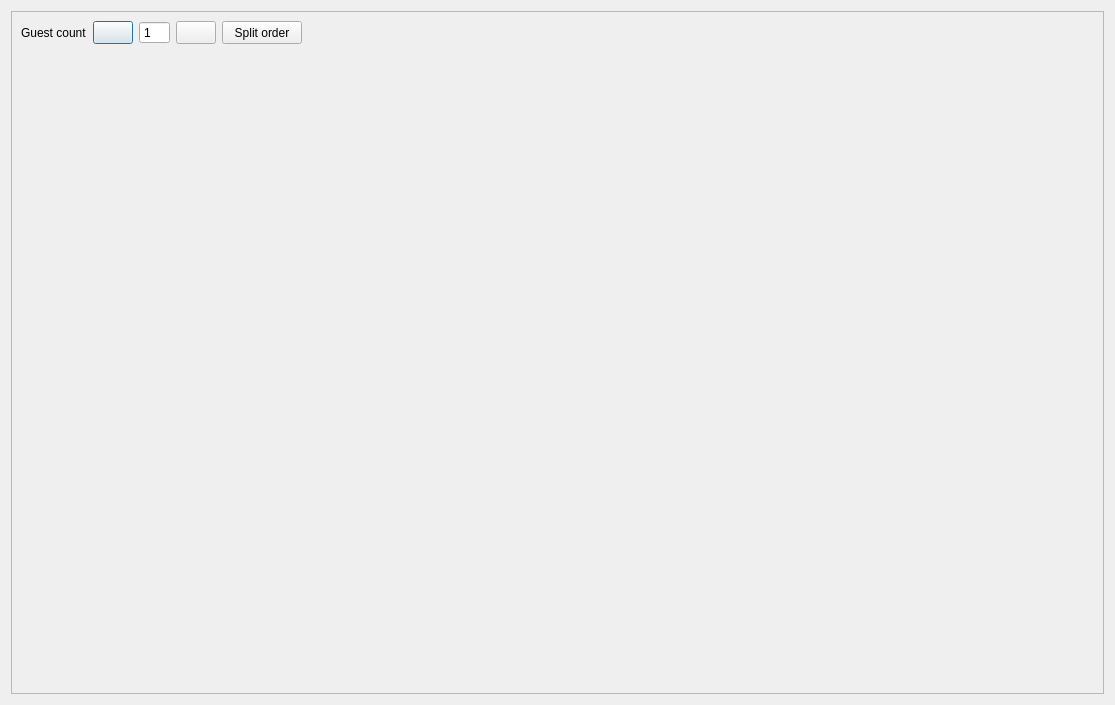
Qt form Waiter/dlgguests.ui (End1-1/Cafe5) before a commit.
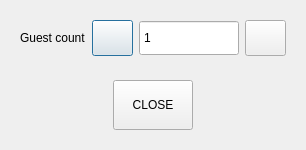
The same form after that commit. Icons and pictures are not drawn. Custom widgets are drawn as their Qt base class.

Patch:
```diff
--- a/Waiter/dlgguests.ui
+++ b/Waiter/dlgguests.ui
@@ -6,36 +6,21 @@
    <rect>
     <x>0</x>
     <y>0</y>
-    <width>1115</width>
-    <height>705</height>
+    <width>306</width>
+    <height>150</height>
    </rect>
   </property>
+  <property name="minimumSize">
+   <size>
+    <width>0</width>
+    <height>0</height>
+   </size>
+  </property>
   <property name="windowTitle">
    <string>Cafe5</string>
   </property>
   <layout class="QVBoxLayout" name="verticalLayout">
    <item>
-    <widget class="QFrame" name="frame">
-     <property name="frameShape">
-      <enum>QFrame::StyledPanel</enum>
-     </property>
-     <property name="frameShadow">
-      <enum>QFrame::Raised</enum>
-     </property>
-     <layout class="QVBoxLayout" name="verticalLayout_2">
-      <property name="leftMargin">
-       <number>0</number>
-      </property>
-      <property name="topMargin">
-       <number>0</number>
-      </property>
-      <property name="rightMargin">
-       <number>0</number>
-      </property>
-      <property name="bottomMargin">
-       <number>0</number>
-      </property>
-      <item>
        <widget class="QWidget" name="widget" native="true">
         <property name="sizePolicy">
          <sizepolicy hsizetype="Preferred" vsizetype="Minimum">
@@ -82,6 +67,12 @@
              <verstretch>0</verstretch>
             </sizepolicy>
            </property>
+        <property name="minimumSize">
+         <size>
+          <width>100</width>
+          <height>0</height>
+         </size>
+        </property>
            <property name="buttonSymbols">
             <enum>QAbstractSpinBox::NoButtons</enum>
            </property>
@@ -116,82 +107,56 @@
            </property>
           </widget>
          </item>
-         <item>
-          <widget class="QPushButton" name="btnSplitOrder">
-           <property name="sizePolicy">
-            <sizepolicy hsizetype="Minimum" vsizetype="Minimum">
-             <horstretch>0</horstretch>
-             <verstretch>0</verstretch>
-            </sizepolicy>
-           </property>
-           <property name="text">
-            <string>Split order</string>
-           </property>
-           <property name="icon">
-            <iconset resource="../resources/res.qrc">
-             <normaloff>:/sit.png</normaloff>:/sit.png</iconset>
-           </property>
-           <property name="iconSize">
-            <size>
-             <width>35</width>
-             <height>32</height>
-            </size>
-           </property>
-          </widget>
-         </item>
-         <item>
-          <spacer name="horizontalSpacer">
-           <property name="orientation">
-            <enum>Qt::Horizontal</enum>
-           </property>
-           <property name="sizeHint" stdset="0">
-            <size>
-             <width>875</width>
-             <height>20</height>
-            </size>
-           </property>
-          </spacer>
-         </item>
         </layout>
        </widget>
       </item>
       <item>
-       <widget class="WOrder" name="worders" native="true">
-        <property name="sizePolicy">
-         <sizepolicy hsizetype="Preferred" vsizetype="Preferred">
-          <horstretch>0</horstretch>
-          <verstretch>2</verstretch>
-         </sizepolicy>
-        </property>
+    <widget class="QWidget" name="widget_2" native="true">
         <layout class="QHBoxLayout" name="horizontalLayout_2">
-         <property name="leftMargin">
-          <number>0</number>
-         </property>
-         <property name="topMargin">
-          <number>0</number>
-         </property>
-         <property name="rightMargin">
-          <number>0</number>
-         </property>
-         <property name="bottomMargin">
-          <number>0</number>
-         </property>
-        </layout>
+      <item>
+       <spacer name="horizontalSpacer">
+        <property name="orientation">
+         <enum>Qt::Horizontal</enum>
+        </property>
+        <property name="sizeHint" stdset="0">
+         <size>
+          <width>89</width>
+          <height>20</height>
+         </size>
+        </property>
+       </spacer>
+      </item>
+      <item>
+       <widget class="QPushButton" name="btnClose">
+        <property name="minimumSize">
+         <size>
+          <width>0</width>
+          <height>50</height>
+         </size>
+        </property>
+        <property name="text">
+         <string>CLOSE</string>
+        </property>
        </widget>
       </item>
+      <item>
+       <spacer name="horizontalSpacer_2">
+        <property name="orientation">
+         <enum>Qt::Horizontal</enum>
+        </property>
+        <property name="sizeHint" stdset="0">
+         <size>
+          <width>88</width>
+          <height>20</height>
+         </size>
+        </property>
+       </spacer>
+      </item>
      </layout>
     </widget>
    </item>
   </layout>
  </widget>
- <customwidgets>
-  <customwidget>
-   <class>WOrder</class>
-   <extends>QWidget</extends>
-   <header location="global">worder.h</header>
-   <container>1</container>
-  </customwidget>
- </customwidgets>
  <resources>
   <include location="../resources/res.qrc"/>
   <include location="../resources/resources.qrc"/>
```
Left out of the diff: 1 changed line with no effect on the pictures. Lines whose indentation alone changed are shown as unchanged.
